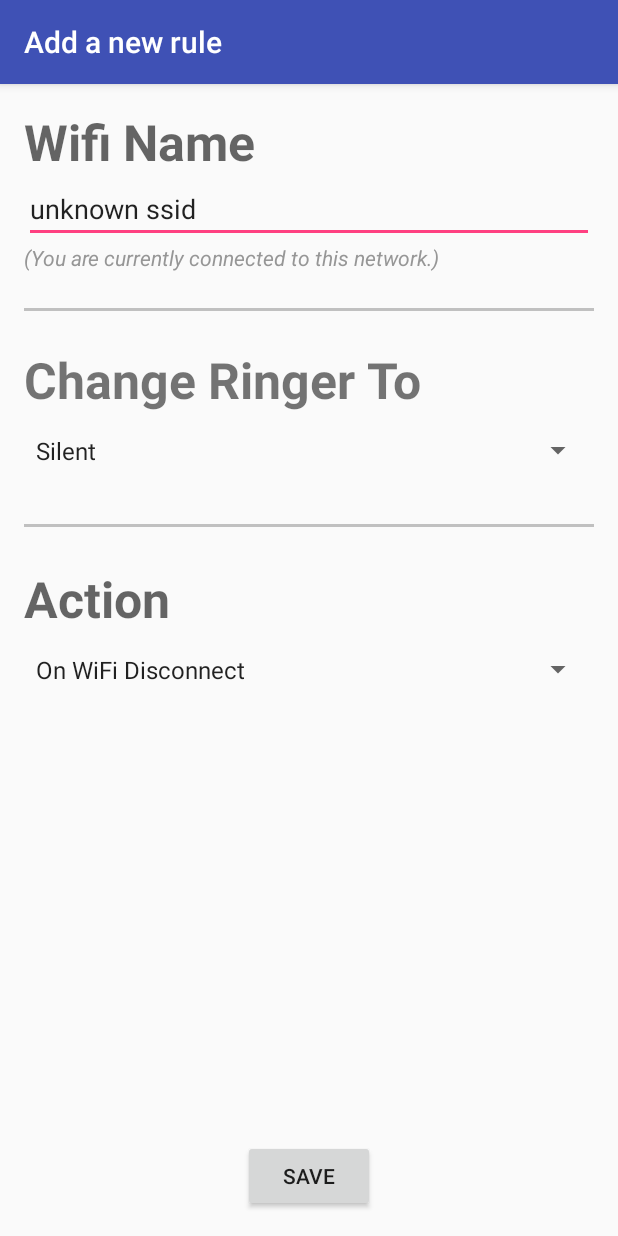
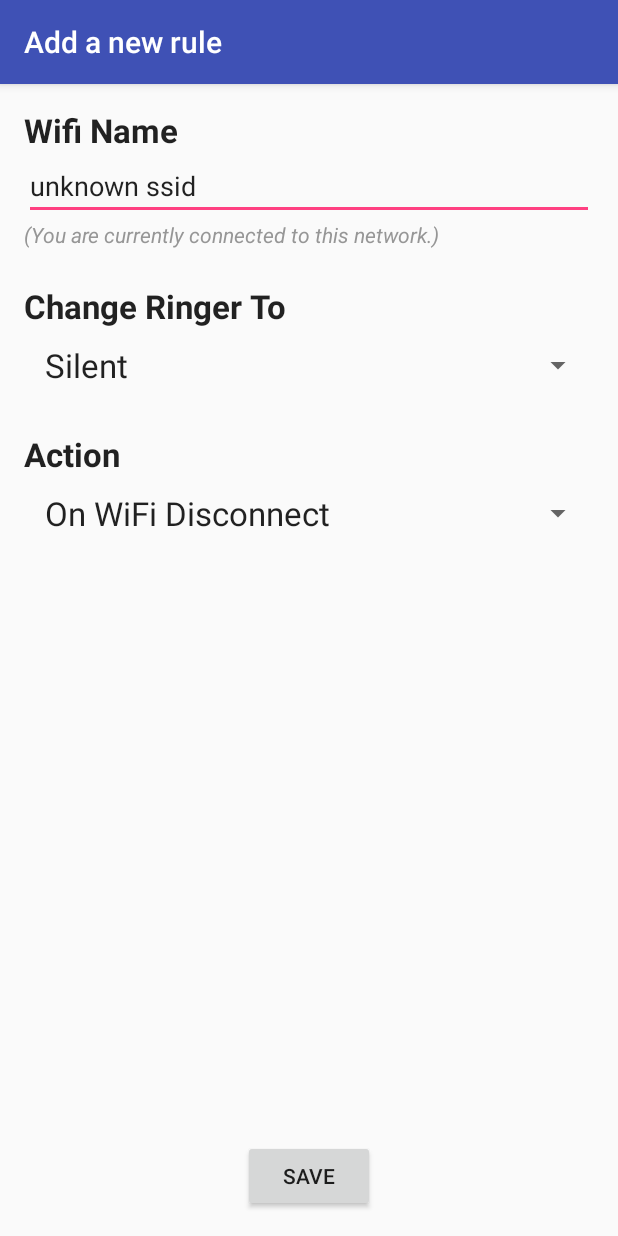
Before and after one commit to LucasMess/AutoSilencer, an Android app: the screen it shows after launch (AddRuleActivity), after a tap on an icon or button, on a phone screen of 412 x 824 dp. Run offline under Robolectric (Android 15) with nearby library versions, the phone set to English and light mode, and no system bars.

Commit message:
Changed layout of add new rule so that it is easier to understand.

```diff
--- a/app/src/main/java/com/bitbite/autosilencer/AddRuleActivity.java
+++ b/app/src/main/java/com/bitbite/autosilencer/AddRuleActivity.java
@@ -28,11 +28,12 @@ public class AddRuleActivity extends AppCompatActivity {
         setTitle("Add a new rule");
 
         Spinner actionSpinner = (Spinner)findViewById(R.id.action_spinner);
-        ArrayAdapter<String> adapter = new ArrayAdapter<String>(this, android.R.layout.simple_spinner_item, actions);
+        ArrayAdapter<String> adapter = new ArrayAdapter<String>(this, android.R.layout.select_dialog_item, actions);
+
         actionSpinner.setAdapter(adapter);
 
         Spinner ringerSpinner = (Spinner)findViewById(R.id.ringer_spinner);
-        ArrayAdapter<String> ringerAdapter = new ArrayAdapter<String>(this, android.R.layout.simple_spinner_item, ringers);
+        ArrayAdapter<String> ringerAdapter = new ArrayAdapter<String>(this, android.R.layout.select_dialog_item, ringers);
         ringerSpinner.setAdapter(ringerAdapter);
 
         InitializeWifiInputBox();
--- a/app/src/main/java/com/bitbite/autosilencer/MainActivity.java
+++ b/app/src/main/java/com/bitbite/autosilencer/MainActivity.java
@@ -37,7 +37,7 @@ public class MainActivity extends AppCompatActivity {
             }
         });
 
-        String[] testValues = new String[]{"hi", "cool", "testing!"};
+        String[] testValues = new String[]{"hi!", "cool", "testing!", "cool","cool","cool","cool","cool","cool","cool","cool","cool","cool","cool","cool"};
         final ArrayList<String> list = new ArrayList<String>();
         for (int i = 0; i < testValues.length; i++){
             list.add(testValues[i]);
--- a/app/src/main/res/layout/activity_add_rule.xml
+++ b/app/src/main/res/layout/activity_add_rule.xml
@@ -32,19 +32,10 @@
         android:layout_alignParentLeft="true"
         android:layout_alignParentStart="true" />
 
-    <View
-        android:layout_width="fill_parent"
-        android:layout_height="2dp"
-        android:background="#c0c0c0"
-        android:id="@+id/view"
-        android:layout_below="@+id/warningText"
-        android:layout_alignParentLeft="true"
-        android:layout_alignParentStart="true"
-        android:layout_marginTop="24dp" />
 
     <TextView
         android:text="Wifi Name"
-        android:textSize="50px"
+        style="@android:style/TextAppearance.DeviceDefault.Large"
         android:textStyle="bold"
         android:layout_width="wrap_content"
         android:layout_height="wrap_content"
@@ -69,20 +60,6 @@
         android:layout_alignParentRight="true"
         android:layout_alignParentEnd="true" />
 
-    <TextView
-        android:text="Change Ringer To"
-        android:textSize="50px"
-        android:textStyle="bold"
-        android:layout_width="wrap_content"
-        android:layout_height="wrap_content"
-        android:id="@+id/changeRingerLabel"
-        android:layout_below="@+id/view"
-        android:layout_alignParentLeft="true"
-        android:layout_alignParentStart="true"
-        android:layout_marginTop="23dp"
-        android:layout_alignParentRight="true"
-        android:layout_alignParentEnd="true" />
-
     <Spinner
         android:layout_width="match_parent"
         android:layout_height="50dp"
@@ -101,25 +78,29 @@
         android:layout_alignParentStart="true" />
 
     <TextView
+        android:text="Change Ringer To"
+        style="@android:style/TextAppearance.DeviceDefault.Large"
+        android:textStyle="bold"
+        android:layout_width="wrap_content"
+        android:layout_height="wrap_content"
+        android:id="@+id/changeRingerLabel"
+        android:layout_marginTop="23dp"
+        android:layout_below="@+id/warningText"
+        android:layout_alignParentLeft="true"
+        android:layout_alignParentStart="true" />
+
+    <TextView
         android:text="Action"
-        android:textSize="50px"
+        style="@android:style/TextAppearance.DeviceDefault.Large"
         android:textStyle="bold"
         android:layout_width="wrap_content"
         android:layout_height="wrap_content"
         android:id="@+id/actionLabel"
         android:textAppearance="@style/TextAppearance.AppCompat.Display1"
-        android:layout_marginTop="51dp"
+        android:layout_marginTop="19dp"
         android:layout_below="@+id/ringer_spinner"
         android:layout_alignParentLeft="true"
         android:layout_alignParentStart="true" />
 
-    <View
-        android:layout_width="fill_parent"
-        android:layout_height="2dp"
-        android:background="#c0c0c0"
-        android:id="@+id/view2"
-        android:layout_marginTop="24dp"
-        android:layout_below="@+id/ringer_spinner"
-        android:layout_centerHorizontal="true" />
 
 </RelativeLayout>
--- a/app/src/main/res/layout/activity_main.xml
+++ b/app/src/main/res/layout/activity_main.xml
@@ -10,14 +10,8 @@
     <android.support.design.widget.AppBarLayout
         android:layout_width="match_parent"
         android:layout_height="wrap_content"
-        android:theme="@style/AppTheme.AppBarOverlay">
-
-        <android.support.v7.widget.Toolbar
-            android:id="@+id/toolbar"
-            android:layout_width="match_parent"
-            android:layout_height="?attr/actionBarSize"
-            android:background="?attr/colorPrimary"
-            app:popupTheme="@style/AppTheme.PopupOverlay" />
+        android:theme="@style/AppTheme.AppBarOverlay"
+        app:expanded="false">
 
     </android.support.design.widget.AppBarLayout>
 
@@ -33,4 +27,11 @@
         app:backgroundTint="@android:color/holo_blue_dark"
         app:layout_anchorGravity="bottom|right" />
 
+    <android.support.v7.widget.Toolbar
+        android:id="@+id/toolbar"
+        android:layout_width="match_parent"
+        android:layout_height="?attr/actionBarSize"
+        android:background="?attr/colorPrimary"
+        app:popupTheme="@style/AppTheme.PopupOverlay" />
+
 </android.support.design.widget.CoordinatorLayout>
--- a/app/src/main/res/layout/content_main.xml
+++ b/app/src/main/res/layout/content_main.xml
@@ -16,8 +16,9 @@
     <ListView
         android:layout_width="match_parent"
         android:layout_height="match_parent"
-        android:layout_alignParentRight="true"
-        android:layout_alignParentEnd="true"
+        android:id="@+id/rules_list"
+        android:layout_marginTop="51dp"
         android:layout_alignParentTop="true"
-        android:id="@+id/rules_list" />
+        android:layout_alignParentLeft="true"
+        android:layout_alignParentStart="true" />
 </RelativeLayout>
```
